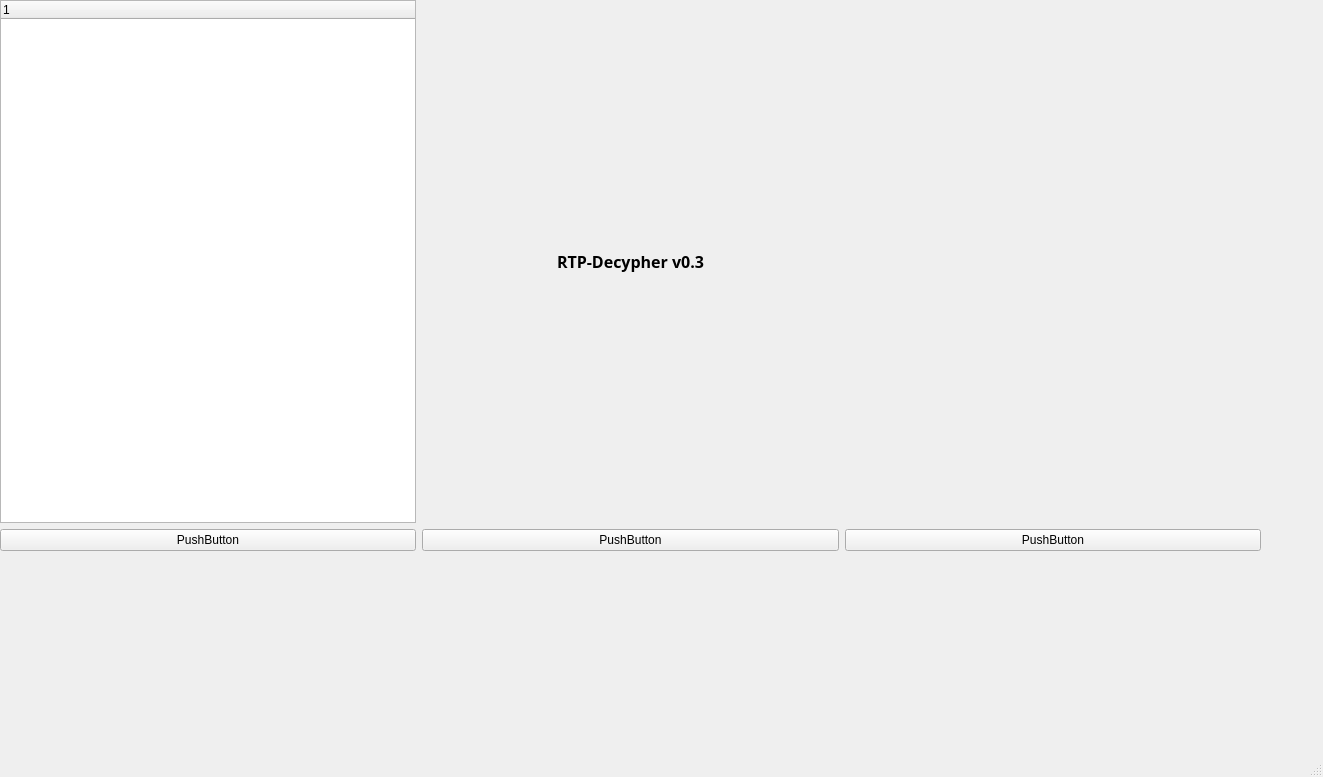
Before: the Qt Designer form mainwindow.ui in dkuehnl/rtp_decypher, drawn with Qt 5.
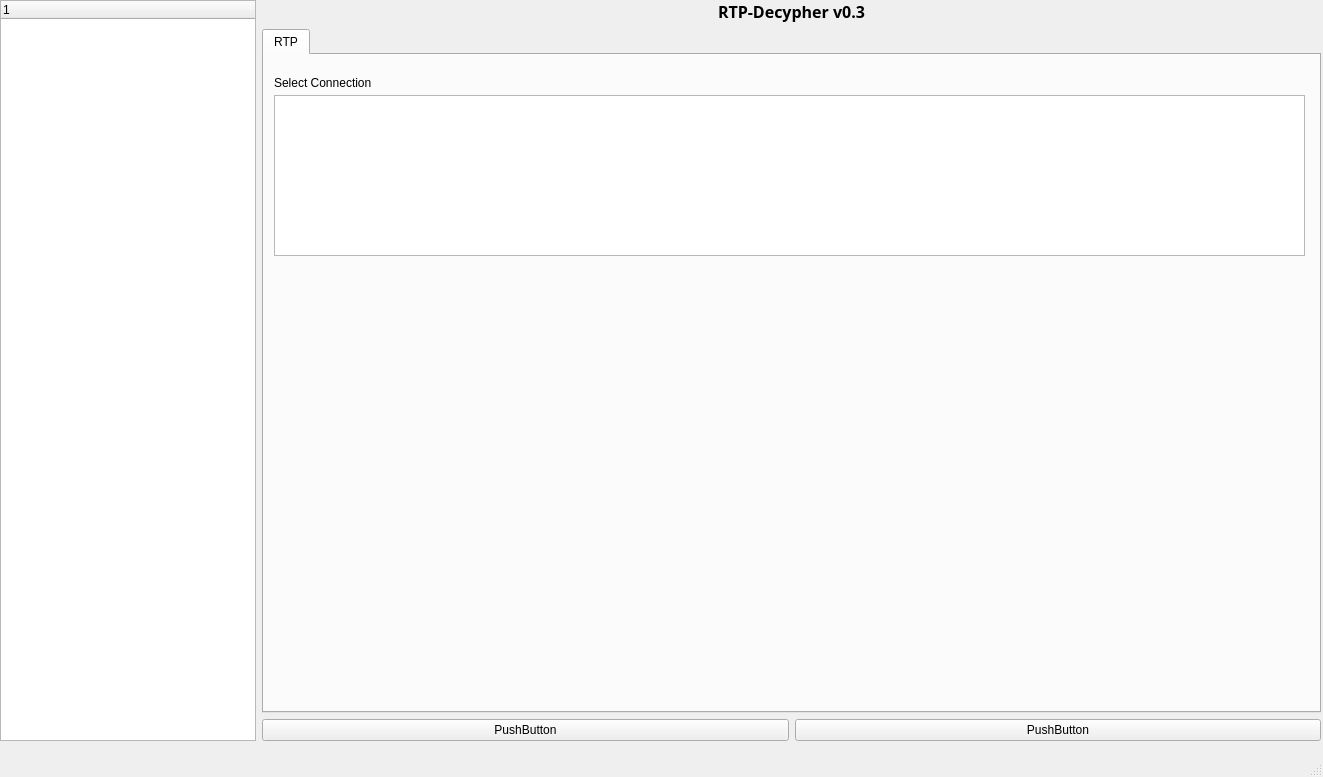
After: the same form once the commit is applied.

Commit message: implemented treeview for file and main-view

What changed in the file:
```diff
--- a/mainwindow.ui
+++ b/mainwindow.ui
@@ -14,67 +14,41 @@
    <string>MainWindow</string>
   </property>
   <widget class="QWidget" name="centralwidget">
-   <widget class="QWidget" name="gridLayoutWidget">
+   <widget class="QWidget" name="">
     <property name="geometry">
      <rect>
       <x>0</x>
       <y>0</y>
-      <width>1261</width>
-      <height>551</height>
+      <width>1321</width>
+      <height>741</height>
      </rect>
     </property>
-    <layout class="QGridLayout" name="gridLayout_2">
-     <item row="0" column="0">
       <layout class="QGridLayout" name="gridLayout">
-       <item row="1" column="1">
-        <widget class="QPushButton" name="pushButton_2">
-         <property name="text">
-          <string>PushButton</string>
-         </property>
-        </widget>
-       </item>
-       <item row="1" column="0">
-        <widget class="QPushButton" name="pushButton">
-         <property name="text">
-          <string>PushButton</string>
-         </property>
-        </widget>
-       </item>
-       <item row="0" column="1">
-        <widget class="QLabel" name="label">
-         <property name="font">
-          <font>
-           <family>Nirmala Text</family>
-           <pointsize>12</pointsize>
-           <bold>true</bold>
-          </font>
-         </property>
-         <property name="text">
-          <string>RTP-Decypher v0.3</string>
-         </property>
-         <property name="alignment">
-          <set>Qt::AlignmentFlag::AlignCenter</set>
-         </property>
-        </widget>
-       </item>
-       <item row="1" column="2">
+     <item row="2" column="1">
         <widget class="QPushButton" name="pushButton_3">
          <property name="text">
           <string>PushButton</string>
          </property>
         </widget>
        </item>
-       <item row="0" column="0">
+     <item row="2" column="2">
+      <widget class="QPushButton" name="pushButton_2">
+       <property name="text">
+        <string>PushButton</string>
+       </property>
+      </widget>
+     </item>
+     <item row="0" column="0" rowspan="3">
         <widget class="QTreeWidget" name="treeWidget">
          <property name="sizePolicy">
-          <sizepolicy hsizetype="Minimum" vsizetype="Minimum">
+        <sizepolicy hsizetype="Fixed" vsizetype="Expanding">
            <horstretch>0</horstretch>
            <verstretch>0</verstretch>
           </sizepolicy>
          </property>
          <property name="minimumSize">
           <size>
-           <width>300</width>
+         <width>50</width>
            <height>508</height>
           </size>
          </property>
@@ -85,7 +59,57 @@
          </column>
         </widget>
        </item>
-      </layout>
+     <item row="1" column="1" colspan="2">
+      <widget class="QTabWidget" name="tabWidget">
+       <property name="currentIndex">
+        <number>0</number>
+       </property>
+       <widget class="QWidget" name="tab">
+        <attribute name="title">
+         <string>RTP</string>
+        </attribute>
+        <widget class="QListWidget" name="listWidget">
+         <property name="geometry">
+          <rect>
+           <x>10</x>
+           <y>40</y>
+           <width>1031</width>
+           <height>161</height>
+          </rect>
+         </property>
+        </widget>
+        <widget class="QLabel" name="label_2">
+         <property name="geometry">
+          <rect>
+           <x>10</x>
+           <y>20</y>
+           <width>101</width>
+           <height>16</height>
+          </rect>
+         </property>
+         <property name="text">
+          <string>Select Connection</string>
+         </property>
+        </widget>
+       </widget>
+      </widget>
+     </item>
+     <item row="0" column="1" colspan="2">
+      <widget class="QLabel" name="label">
+       <property name="font">
+        <font>
+         <family>Nirmala Text</family>
+         <pointsize>12</pointsize>
+         <bold>true</bold>
+        </font>
+       </property>
+       <property name="text">
+        <string>RTP-Decypher v0.3</string>
+       </property>
+       <property name="alignment">
+        <set>Qt::AlignmentFlag::AlignCenter</set>
+       </property>
+      </widget>
      </item>
     </layout>
    </widget>
```
Lines whose indentation alone changed are shown as unchanged.
